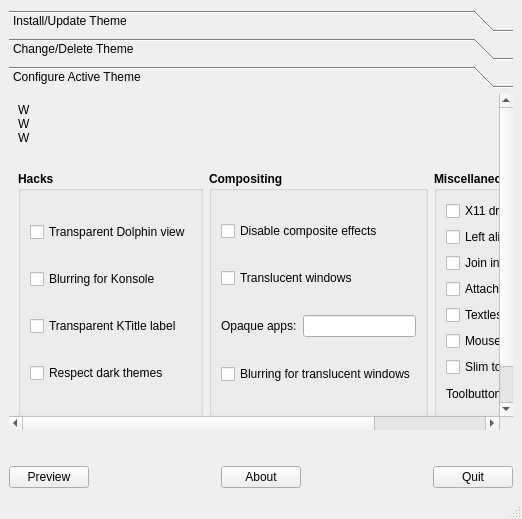
Old version of the form Kvantum/kvantummanager/kvantummanager.ui in the repository tsujan/Kvantum.
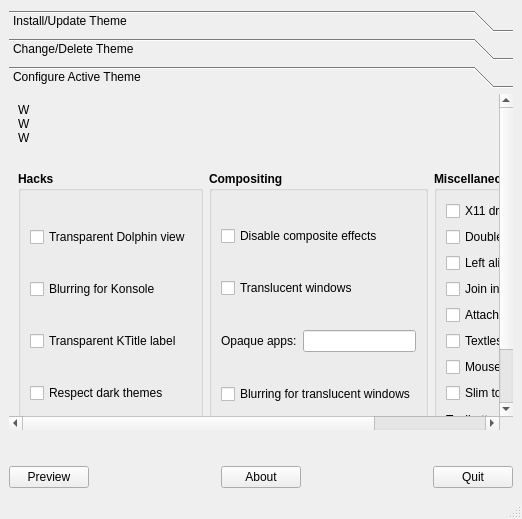
New version of the form. The open tabs and pages were chosen to show the change. Icons and pictures are not drawn.

Commit message: Added double-click key.

Patch:
```diff
--- a/Kvantum/kvantummanager/kvantummanager.ui
+++ b/Kvantum/kvantummanager/kvantummanager.ui
@@ -282,8 +282,8 @@
         <rect>
          <x>0</x>
          <y>0</y>
-         <width>675</width>
-         <height>298</height>
+         <width>758</width>
+         <height>317</height>
         </rect>
        </property>
        <attribute name="label">
@@ -337,7 +337,71 @@
            <property name="topMargin">
             <number>10</number>
            </property>
+           <item row="9" column="0">
+            <widget class="QLabel" name="label_2">
+             <property name="font">
+              <font>
+               <bold>false</bold>
+              </font>
+             </property>
+             <property name="toolTip">
+              <string>Will have effect only if style
+is not set by the app itself.
+Default is Follow Style.</string>
+             </property>
+             <property name="text">
+              <string>Toolbutton style:</string>
+             </property>
+            </widget>
+           </item>
+           <item row="7" column="0" colspan="2">
+            <widget class="QCheckBox" name="checkBoxMenubar">
+             <property name="font">
+              <font>
+               <bold>false</bold>
+              </font>
+             </property>
+             <property name="toolTip">
+              <string>Mouse tracking is enabled
+for menubars by default.</string>
+             </property>
+             <property name="text">
+              <string>Mouse tracking for menubars</string>
+             </property>
+            </widget>
+           </item>
+           <item row="8" column="0" colspan="2">
+            <widget class="QCheckBox" name="checkBoxToolbar">
+             <property name="font">
+              <font>
+               <bold>false</bold>
+              </font>
+             </property>
+             <property name="toolTip">
+              <string>Will force a size of 16px on toolbar icons
+if their size is not set in the app.</string>
+             </property>
+             <property name="text">
+              <string>Slim toolbars</string>
+             </property>
+            </widget>
+           </item>
            <item row="5" column="0" colspan="2">
+            <widget class="QCheckBox" name="checkBox7">
+             <property name="font">
+              <font>
+               <bold>false</bold>
+              </font>
+             </property>
+             <property name="toolTip">
+              <string>Active tab is detached by default.</string>
+             </property>
+             <property name="text">
+              <string>Attach active tab to tab widget</string>
+             </property>
+            </widget>
+           </item>
+           <item row="6" column="0" colspan="2">
             <widget class="QCheckBox" name="checkBoxProgress">
              <property name="font">
               <font>
@@ -353,7 +417,7 @@
              </property>
             </widget>
            </item>
-           <item row="1" column="0" colspan="2">
+           <item row="2" column="0" colspan="2">
             <widget class="QCheckBox" name="checkBox5">
              <property name="font">
               <font>
@@ -368,7 +432,7 @@
              </property>
             </widget>
            </item>
-           <item row="2" column="0" colspan="2">
+           <item row="3" column="0" colspan="2">
             <widget class="QCheckBox" name="checkBox6">
              <property name="font">
               <font>
@@ -383,22 +447,7 @@
              </property>
             </widget>
            </item>
-           <item row="4" column="0" colspan="2">
-            <widget class="QCheckBox" name="checkBox7">
-             <property name="font">
-              <font>
-               <bold>false</bold>
-              </font>
-             </property>
-             <property name="toolTip">
-              <string>Active tab is detached by default.</string>
-             </property>
-             <property name="text">
-              <string>Attach active tab to tab widget</string>
-             </property>
-            </widget>
-           </item>
-           <item row="0" column="0">
+           <item row="0" column="0" colspan="2">
             <widget class="QCheckBox" name="checkBox8">
              <property name="font">
               <font>
@@ -414,7 +463,7 @@
              </property>
             </widget>
            </item>
-           <item row="8" column="1">
+           <item row="9" column="1">
             <widget class="QComboBox" name="comboToolButton">
              <property name="sizePolicy">
               <sizepolicy hsizetype="Preferred" vsizetype="Fixed">
@@ -434,52 +483,20 @@
              </property>
             </widget>
            </item>
-           <item row="8" column="0">
-            <widget class="QLabel" name="label_2">
+           <item row="1" column="0" colspan="2">
+            <widget class="QCheckBox" name="checkBoxClick">
              <property name="font">
               <font>
                <bold>false</bold>
               </font>
              </property>
              <property name="toolTip">
-              <string>Will have effect only if style
-is not set by the app itself.
-Default is Follow Style.</string>
+              <string>Activate view items always on double clicking?
+When unchecked, single-click will be preferred
+unless KDE uses double-click.</string>
              </property>
              <property name="text">
-              <string>Toolbutton style:</string>
-             </property>
-            </widget>
-           </item>
-           <item row="6" column="0" colspan="2">
-            <widget class="QCheckBox" name="checkBoxMenubar">
-             <property name="font">
-              <font>
-               <bold>false</bold>
-              </font>
-             </property>
-             <property name="toolTip">
-              <string>Mouse tracking is enabled
-for menubars by default.</string>
-             </property>
-             <property name="text">
-              <string>Mouse tracking for menubars</string>
-             </property>
-            </widget>
-           </item>
-           <item row="7" column="0" colspan="2">
-            <widget class="QCheckBox" name="checkBoxToolbar">
-             <property name="font">
-              <font>
-               <bold>false</bold>
-              </font>
-             </property>
-             <property name="toolTip">
-              <string>Will force a size of 16px on toolbar icons
-if their size is not set in the app.</string>
-             </property>
-             <property name="text">
-              <string>Slim toolbars</string>
+              <string>Double click for view items</string>
              </property>
             </widget>
            </item>
```
The commit also changes 5 other files.
